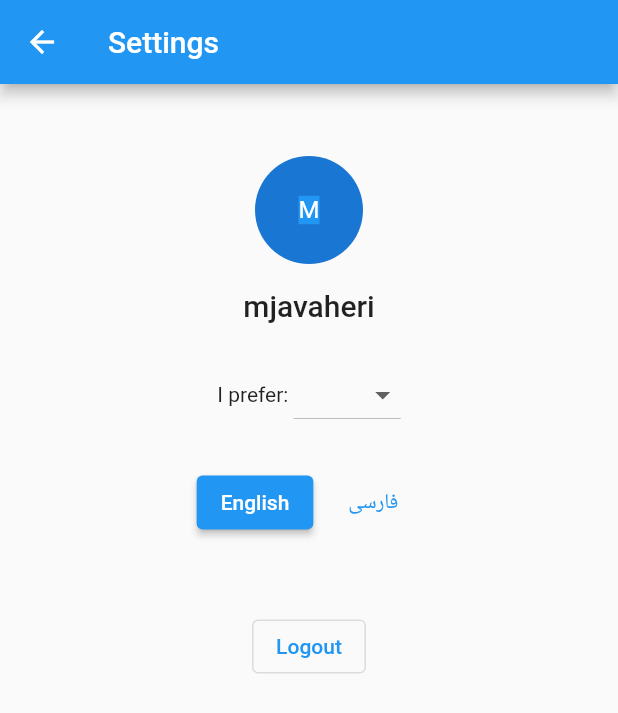
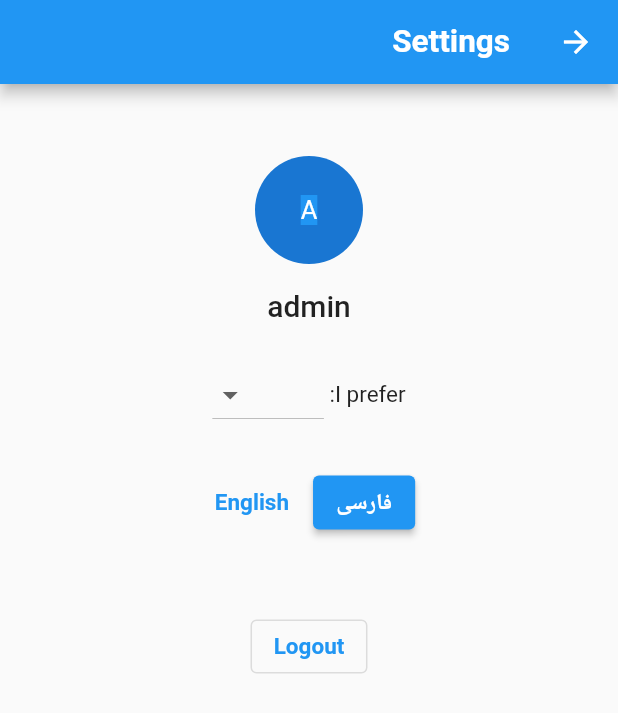
Before and after one commit to javaherisaber/StateCafe, a Flutter app: the SettingsPage screen opened by its route, after a tap on "فارسی", on a phone screen of 412 x 824 dp. Shown: the top 713 px of the screen. Run offline on Flutter 3.47's test engine with Material 2 defaults, Android fonts, the light colour scheme and no system bars; our stand-ins replace cached_network_image, flutter_svg, fluttertoast, rxdart, shared_preferences; missing offline and left inert: lifecycle_aware_state, live_event, touch_mouse_behavior; accounts and stored records are empty; generated files the repository leaves out were written again.

Commit message:
Option to change app language

```diff
--- a/lib/rx/screens/settings/bloc.dart
+++ b/lib/rx/screens/settings/bloc.dart
@@ -1,11 +1,18 @@
+import 'dart:async';
+
+import 'package:flutter/material.dart';
 import 'package:live_event/live_event.dart';
 
 class SettingsBloc {
   final _showLogoutAlert = LiveEvent();
   final _navigateToLoginPage = LiveEvent();
+  final _restartApp = LiveEvent();
+  final _updateThemeLocale = StreamController<Locale>();
 
   Stream get showLogoutAlert => _showLogoutAlert.stream;
   Stream get navigateToLoginPage => _navigateToLoginPage.stream;
+  Stream get restartApp => _restartApp.stream;
+  Stream<Locale> get updateThemeLocale => _updateThemeLocale.stream;
 
   void onLogoutClick() {
     _showLogoutAlert.fire();
@@ -15,8 +22,15 @@ class SettingsBloc {
     _navigateToLoginPage.fire();
   }
 
+  void onLanguageClick(Locale locale) {
+    _updateThemeLocale.sink.add(locale);
+    _restartApp.fire();
+  }
+
   void dispose() {
     _showLogoutAlert.close();
     _navigateToLoginPage.close();
+    _restartApp.close();
+    _updateThemeLocale.close();
   }
 }
--- a/lib/rx/screens/settings/settings.dart
+++ b/lib/rx/screens/settings/settings.dart
@@ -1,6 +1,8 @@
 import 'package:flutter/material.dart';
 import 'package:state_cafe/base/first_class_functions.dart';
+import 'package:state_cafe/rx/app/provider.dart';
 import 'package:state_cafe/rx/screens/settings/bloc.dart';
+import 'package:state_cafe/themes/locale.dart';
 import 'package:state_cafe/widgets/sized_box/space.dart';
 
 import '../../../routes.dart';
@@ -14,6 +16,7 @@ class SettingsPage extends StatefulWidget {
 
 class _SettingsPageState extends State<SettingsPage> {
   late SettingsBloc _bloc;
+  late AppBloc _appBloc;
 
   @override
   void initState() {
@@ -23,21 +26,29 @@ class _SettingsPageState extends State<SettingsPage> {
   }
 
   void listenBlocStreams() {
-    _bloc.showLogoutAlert.listen((event) {
+    _bloc.showLogoutAlert.listen((_) {
       showDialog(context: context, builder: (BuildContext context) {
         return AlertDialog(
-          title: Text('Are you sure?'),
-          content: Text('You are logging out of your account'),
+          title: Text(tr.areYouSure),
+          content: Text(tr.logoutMessage),
           actions: [
-            TextButton(onPressed: () => Navigator.of(context).pop(), child: Text('Cancel')),
-            TextButton(onPressed: _bloc.onLogoutAlertPositiveClick, child: Text('Ok')),
+            TextButton(onPressed: () => Navigator.of(context).pop(), child: Text(tr.cancel)),
+            TextButton(onPressed: _bloc.onLogoutAlertPositiveClick, child: Text(tr.ok)),
           ],
         );
       });
     });
 
-    _bloc.navigateToLoginPage.listen((event) {
+    _bloc.navigateToLoginPage.listen((_) {
       Navigator.pushNamedAndRemoveUntil(context, Routes.login, ModalRoute.withName(Routes.splash));
+    });
+
+    _bloc.updateThemeLocale.listen((locale) {
+      _appBloc.changeThemeLocale(locale);
+    });
+
+    _bloc.restartApp.listen((_) {
+      Navigator.pushNamedAndRemoveUntil(context, Routes.splash, ModalRoute.withName(Routes.splash));
     });
   }
 
@@ -48,12 +59,18 @@ class _SettingsPageState extends State<SettingsPage> {
   }
 
   @override
+  void didChangeDependencies() {
+    _appBloc = AppProvider.of(context);
+    super.didChangeDependencies();
+  }
+
+  @override
   Widget build(BuildContext context) {
     return Scaffold(
       appBar: AppBar(
-        title: const Text('Settings'),
+        title: Text(tr.settings),
       ),
-      body: Container(
+      body: SizedBox(
         width: double.infinity,
         child: SingleChildScrollView(
           child: Column(
@@ -82,14 +99,14 @@ class _SettingsPageState extends State<SettingsPage> {
       radius: 36,
       child: Container(
         color: Colors.blue,
-        child: Text('M'),
+        child: Text('A'),
       ),
     );
   }
 
   Widget username() {
     return Text(
-      'mjavaheri',
+      'admin',
       style: tp.titleLarge,
     );
   }
@@ -98,12 +115,12 @@ class _SettingsPageState extends State<SettingsPage> {
     return Row(
       mainAxisAlignment: MainAxisAlignment.center,
       children: [
-        Text("I prefer: "),
+        Text("${tr.iPrefer}: "),
         DropdownButton(
           items: [
-            DropdownMenuItem(child: Text('Coffee'), value: 0),
-            DropdownMenuItem(child: Text('Tea'), value: 1),
-            DropdownMenuItem(child: Text('Juice'), value: 2),
+            DropdownMenuItem(value: 0, child: Text(tr.coffee)),
+            DropdownMenuItem(value: 1, child: Text(tr.tea)),
+            DropdownMenuItem(value: 2, child: Text(tr.juice)),
           ],
           onChanged: (value) {},
         ),
@@ -112,20 +129,32 @@ class _SettingsPageState extends State<SettingsPage> {
   }
 
   Widget language() {
-    return Row(
-      mainAxisAlignment: MainAxisAlignment.center,
-      children: [
-        ElevatedButton(onPressed: () {}, child: Text('English')),
-        Space(width: 8),
-        TextButton(onPressed: () {}, child: Text('فارسی')),
-      ],
+    return StreamBuilder<Locale>(
+      stream: _appBloc.themeLocale,
+      builder: (context, snapshot) {
+        final languageCode = snapshot.data?.languageCode ?? appInitialLocale.languageCode;
+        return Row(
+          mainAxisAlignment: MainAxisAlignment.center,
+          children: [
+            if (languageCode == AppLocale.en.languageCode)
+              ElevatedButton(onPressed: doNothing, child: Text(tr.english)),
+            if (languageCode == AppLocale.fa.languageCode)
+              ElevatedButton(onPressed: doNothing, child: Text(tr.persian)),
+            const Space(width: 8),
+            if (languageCode == AppLocale.en.languageCode)
+              TextButton(onPressed: () => _bloc.onLanguageClick(AppLocale.fa), child: Text(tr.persian)),
+            if (languageCode == AppLocale.fa.languageCode)
+              TextButton(onPressed: () => _bloc.onLanguageClick(AppLocale.en), child: Text(tr.english)),
+          ],
+        );
+      },
     );
   }
 
   Widget logout(BuildContext context) {
     return OutlinedButton(
       onPressed: _bloc.onLogoutClick,
-      child: Text('Logout'),
+      child: Text(tr.logout),
     );
   }
 }
```
Also changed, not shown: l10n/intl_en.arb (+14 -1 lines), l10n/intl_fa.arb (+12 -1 lines), lib/rx/app/app.dart (+6 -3 lines), lib/rx/screens/login/login.dart (+8 -7 lines).
